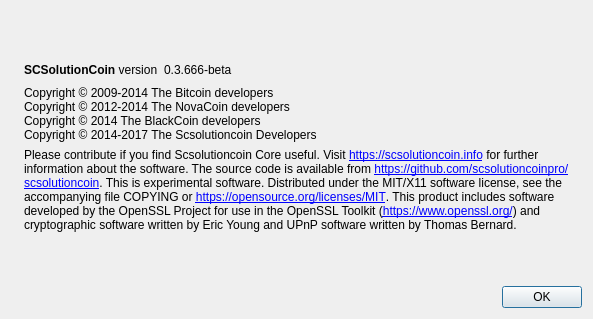
node1coza/scsolutioncoin, file src/qt/forms/aboutdialog.ui: the form before one commit.
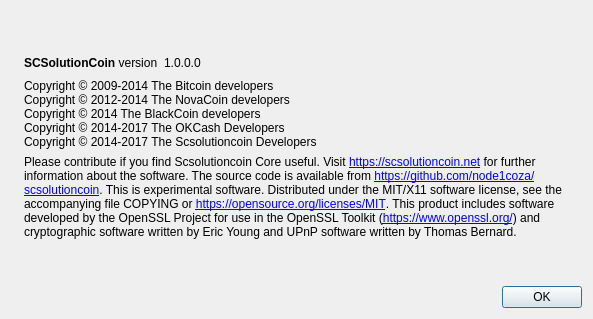
The form after the commit. Icons and pictures are not drawn.

Diff of the .ui file:
```diff
--- a/src/qt/forms/aboutdialog.ui
+++ b/src/qt/forms/aboutdialog.ui
@@ -63,7 +63,7 @@
           <cursorShape>IBeamCursor</cursorShape>
          </property>
          <property name="text">
-          <string notr="true">0.3.666-beta</string>
+          <string notr="true">1.0.0.0</string>
          </property>
          <property name="textInteractionFlags">
           <set>Qt::LinksAccessibleByMouse|Qt::TextSelectableByKeyboard|Qt::TextSelectableByMouse</set>
@@ -94,6 +94,7 @@
         <string>Copyright © 2009-2014 The Bitcoin developers
 Copyright © 2012-2014 The NovaCoin developers
 Copyright © 2014 The BlackCoin developers
+Copyright © 2014-2017 The OKCash Developers
 Copyright © 2014-2017 The Scsolutioncoin Developers</string>
        </property>
        <property name="textInteractionFlags">
@@ -107,15 +108,7 @@
         <cursorShape>IBeamCursor</cursorShape>
        </property>
        <property name="text">
-        <string>
-Please contribute if you find Scsolutioncoin Core useful. Visit &lt;a href=&quot;https://scsolutioncoin.info&quot;&gt;https://scsolutioncoin.info&lt;/a&gt; for further information about the software.
-The source code is available from &lt;a href=&quot;https://github.com/scsolutioncoinpro/scsolutioncoin&quot;&gt;https://github.com/scsolutioncoinpro/scsolutioncoin&lt;/a&gt;.
-
-This is experimental software.
-
-Distributed under the MIT/X11 software license, see the accompanying file COPYING or &lt;a href=&quot;https://opensource.org/licenses/MIT&quot;&gt;https://opensource.org/licenses/MIT&lt;/a&gt;.
-
-This product includes software developed by the OpenSSL Project for use in the OpenSSL Toolkit (&lt;a href=&quot;https://www.openssl.org/&quot;&gt;https://www.openssl.org/&lt;/a&gt;) and cryptographic software written by Eric Young and UPnP software written by Thomas Bernard.</string>
+        <string>&lt;html&gt;&lt;head/&gt;&lt;body&gt;&lt;p&gt;Please contribute if you find Scsolutioncoin Core useful. Visit &lt;a href=&quot;https://scsolutioncoin.net&quot;&gt;&lt;span style=&quot; text-decoration: underline; color:#0000ff;&quot;&gt;https://scsolutioncoin.net&lt;/span&gt;&lt;/a&gt; for further information about the software. The source code is available from &lt;a href=&quot;https://github.com/node1coza/scsolutioncoin&quot;&gt;&lt;span style=&quot; text-decoration: underline; color:#0000ff;&quot;&gt;https://github.com/node1coza/scsolutioncoin&lt;/span&gt;&lt;/a&gt;. This is experimental software. Distributed under the MIT/X11 software license, see the accompanying file COPYING or &lt;a href=&quot;https://opensource.org/licenses/MIT&quot;&gt;&lt;span style=&quot; text-decoration: underline; color:#0000ff;&quot;&gt;https://opensource.org/licenses/MIT&lt;/span&gt;&lt;/a&gt;. This product includes software developed by the OpenSSL Project for use in the OpenSSL Toolkit (&lt;a href=&quot;https://www.openssl.org/&quot;&gt;&lt;span style=&quot; text-decoration: underline; color:#0000ff;&quot;&gt;https://www.openssl.org/&lt;/span&gt;&lt;/a&gt;) and cryptographic software written by Eric Young and UPnP software written by Thomas Bernard.&lt;/p&gt;&lt;/body&gt;&lt;/html&gt;</string>
        </property>
        <property name="textFormat">
         <enum>Qt::RichText</enum>
```
Left out of the diff: 4 changed lines with no effect on the pictures.
